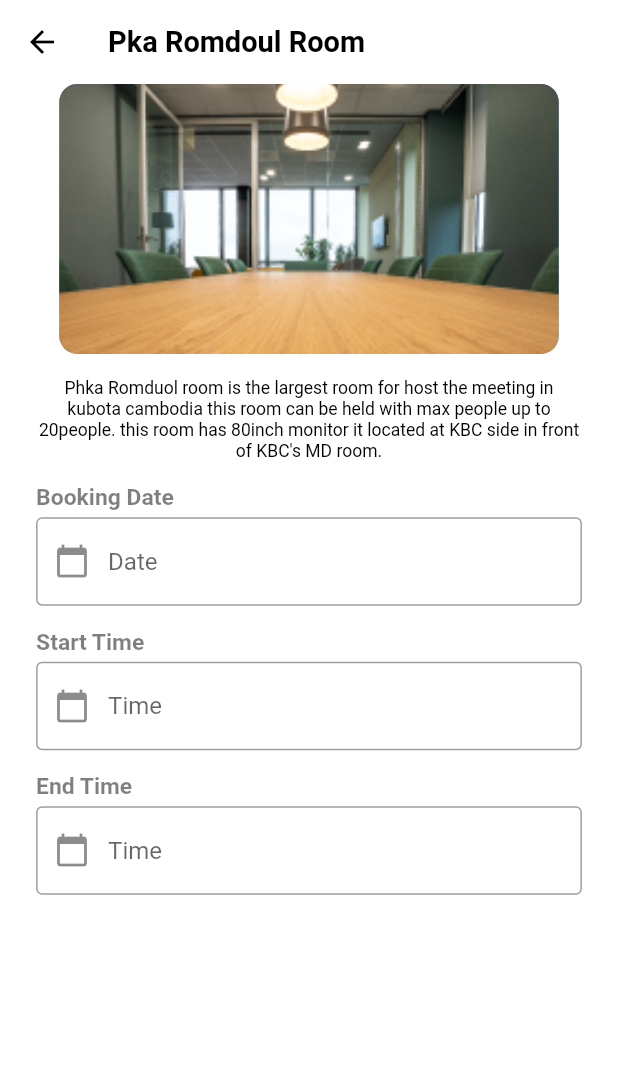
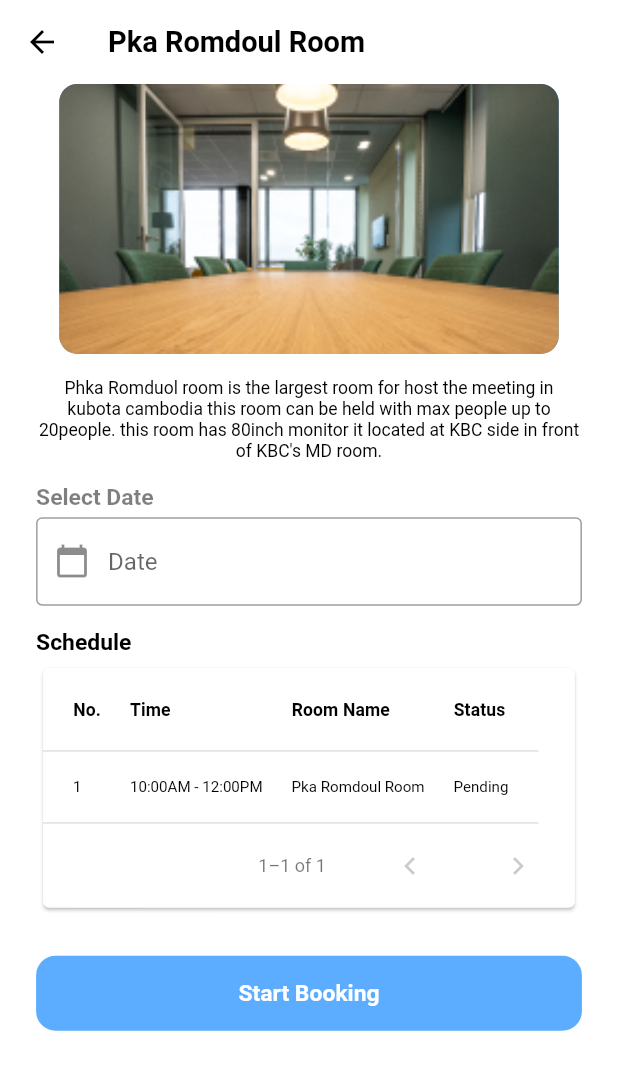
Before and after one commit to OeungChheanghok123/kubota-driver-app, a Flutter app: the RoomBookingScreen screen opened directly, after a tap on "Pka Romdoul Room", on a phone screen of 412 x 824 dp. Shown: the top 1070 px of the screen. Run offline on Flutter 3.47's test engine with Material 2 defaults, Android fonts, the phone set to English and light mode, and no system bars; our stand-ins replace animated_splash_screen, get, responsive_sizer.

Commit message:
17-Aug-23

```diff
--- a/lib/models/room_booking_model.dart
+++ b/lib/models/room_booking_model.dart
@@ -40,4 +40,26 @@ class RoomBookingModel extends GetxController {
   final date = TextEditingController().obs;
   final sartTime = TextEditingController().obs;
   final endTime = TextEditingController().obs;
+  final participant = TextEditingController().obs;
+
+  List<dynamic> dataRomBooking = [
+    {
+      "No.": "1",
+      "Time": "10:00AM - 12:00PM",
+      "RoomName": "Pka Romdoul Room",
+      "Status": "Pending",
+    },
+    {
+      "No.": "2",
+      "Time": "13:00AM - 14:00PM",
+      "RoomName": "Sen Pidaor Room",
+      "Status": "Approved",
+    },
+    {
+      "No.": "3",
+      "Time": "14:00AM - 17:00PM",
+      "RoomName": "Pka Mliah Room",
+      "Status": "Approved",
+    },
+  ];
 }
--- a/lib/screens/login/mobile_login_screen.dart
+++ b/lib/screens/login/mobile_login_screen.dart
@@ -131,7 +131,7 @@ class MobileLoginScreen extends StatelessWidget {
       child: Text(
         txt,
         style: TextStyle(
-          fontSize: 12.sp,
+          fontSize: 14.sp,
         ),
       ),
     );
--- /dev/null
+++ b/lib/screens/rooms/room_booking_data_table.dart
@@ -0,0 +1,126 @@
+import 'package:driver_app/constants/constants.dart';
+import 'package:driver_app/models/main_screen_view_model.dart';
+import 'package:driver_app/models/room_booking_model.dart';
+import 'package:driver_app/utility/web_text_style.dart';
+import 'package:flutter/material.dart';
+import 'package:get/get.dart';
+import 'package:responsive_sizer/responsive_sizer.dart';
+
+List<dynamic> filteredRoomBookingData = [];
+
+class RoomBookingDataTableWidget extends StatefulWidget {
+  final TextEditingController controller;
+  final String room;
+
+  const RoomBookingDataTableWidget({
+    super.key,
+    required this.controller,
+    required this.room,
+  });
+
+  @override
+  State<RoomBookingDataTableWidget> createState() =>
+      _RoomBookingDataTableWidget();
+}
+
+class _RoomBookingDataTableWidget extends State<RoomBookingDataTableWidget> {
+  final mainController = Get.put(MainScreenViewModel());
+  final controller = Get.put(RoomBookingModel());
+
+  @override
+  void initState() {
+    filteredRoomBookingData = controller.dataRomBooking;
+
+    onSearchTextChanged(widget.room);
+    super.initState();
+  }
+
+  void onSearchTextChanged(String text) {
+    setState(() {
+      filteredRoomBookingData = text.isEmpty
+          ? controller.dataRomBooking
+          : controller.dataRomBooking
+              .where((item) =>
+                  item['RoomName'].toLowerCase().contains(text.toLowerCase()))
+              .toList();
+    });
+  }
+
+  @override
+  Widget build(BuildContext context) {
+    return Container(
+      margin: const EdgeInsets.symmetric(horizontal: defaultPaddin),
+      child: _paginatedDataTable(context),
+    );
+  }
+
+  Widget _paginatedDataTable(BuildContext context) {
+    return PaginatedDataTable(
+      source: _TableData(),
+      showCheckboxColumn: true,
+      horizontalMargin: 20,
+      columnSpacing: 18.sp,
+      rowsPerPage: filteredRoomBookingData.isNotEmpty
+          ? filteredRoomBookingData.length
+          : filteredRoomBookingData.length >= 5
+              ? 5
+              : 1,
+      columns: [
+        _dataColumn("No."),
+        _dataColumn("Time"),
+        _dataColumn("Room Name"),
+        _dataColumn("Status"),
+      ],
+    );
+  }
+
+  DataColumn _dataColumn(String txt) {
+    return DataColumn(
+      label: Text(
+        txt,
+        style: WebAppTextStyle.headline1.copyWith(
+          fontSize: 14.sp,
+        ),
+      ),
+    );
+  }
+}
+
+class _TableData extends DataTableSource {
+  final List<Map<String, dynamic>> _data = List.generate(
+    filteredRoomBookingData.length,
+    (index) => filteredRoomBookingData[index],
+  );
+
+  @override
+  bool get isRowCountApproximate => false;
+  @override
+  int get rowCount => _data.length;
+  @override
+  int get selectedRowCount => 0;
+  @override
+  DataRow getRow(int index) {
+    return DataRow(
+      cells: [
+        _dataCell(index, "No."),
+        _dataCell(index, "Time"),
+        _dataCell(index, "RoomName"),
+        _dataCell(index, "Status"),
+      ],
+    );
+  }
+
+  DataCell _dataCell(
+    int index,
+    String txt,
+  ) {
+    return DataCell(
+      Text(
+        _data[index][txt].toString(),
+        style: WebAppTextStyle.title1.copyWith(
+          fontSize: 13.sp,
+        ),
+      ),
+    );
+  }
+}
--- a/lib/screens/rooms/room_booking_detail_screen.dart
+++ b/lib/screens/rooms/room_booking_detail_screen.dart
@@ -1,5 +1,7 @@
 import 'package:driver_app/models/recent_room_booking_model.dart';
 import 'package:driver_app/models/room_booking_model.dart';
+import 'package:driver_app/screens/rooms/room_booking_data_table.dart';
+import 'package:driver_app/utility/app_widgets.dart';
 import 'package:flutter/material.dart';
 import 'package:get/get.dart';
 import 'package:intl/intl.dart';
@@ -26,8 +28,17 @@ class RoomBookingDetailScreen extends StatefulWidget {
 
 class _RoomBookingDetailScreenState extends State<RoomBookingDetailScreen> {
   final controller = Get.put(RecentRoomBookingViewModel);
+  final roomBookingCon = Get.put(RoomBookingModel());
 
-  final roomBookingCon = Get.put(RoomBookingModel());
+  final searchController = TextEditingController().obs;
+  final today = DateFormat('yyyy-MM-dd').format(DateTime.now());
+
+  @override
+  void initState() {
+    debugPrint(today);
+    searchController.value.text = today;
+    super.initState();
+  }
 
   @override
   Widget build(BuildContext context) {
@@ -52,7 +63,9 @@ class _RoomBookingDetailScreenState extends State<RoomBookingDetailScreen> {
   }
 
   Widget _bodyApp(BuildContext context) {
-    return Container(
+    return Column(
+      children: [
+        Container(
           width: MediaQuery.of(context).size.width,
           margin: EdgeInsets.symmetric(
             horizontal: defaultPaddin * 5.sp,
@@ -64,25 +77,55 @@ class _RoomBookingDetailScreenState extends State<RoomBookingDetailScreen> {
               _buildDateTextField(
                 context,
                 hintText: 'Date',
-            txt: 'Booking Date',
+                txt: 'Select Date',
                 controller: roomBookingCon.date.value,
               ),
               SizedBox(height: defaultPaddin * 4.sp),
-          _buildTimeTextField(
-            context,
-            hintText: 'Time',
-            txt: 'Start Time',
-            controller: roomBookingCon.sartTime.value,
+              Text(
+                "Schedule",
+                style: MobileAppTextStyle.headline1,
               ),
-          SizedBox(height: defaultPaddin * 4.sp),
-          _buildTimeTextField(
-            context,
-            hintText: 'Time',
-            txt: 'End Time',
-            controller: roomBookingCon.endTime.value,
+              // SizedBox(height: defaultPaddin * 4.sp),
+              // _buildTimeTextField(
+              //   context,
+              //   hintText: 'Time',
+              //   txt: 'Start Time',
+              //   controller: roomBookingCon.sartTime.value,
+              // ),
+              // SizedBox(height: defaultPaddin * 4.sp),
+              // _buildTimeTextField(
+              //   context,
+              //   hintText: 'Time',
+              //   txt: 'End Time',
+              //   controller: roomBookingCon.endTime.value,
+              // ),
+              // _buildButtonBooking(
+              //   'Booking',
+              //   onTap: () {},
+              // ),
+            ],
+          ),
+        ),
+        SizedBox(height: defaultPaddin * 2.sp),
+        Obx(
+          () => Container(
+            margin: EdgeInsets.symmetric(horizontal: defaultPaddin * 3.sp),
+            child: RoomBookingDataTableWidget(
+              controller: searchController.value,
+              room: widget.roomName,
+            ),
+          ),
+        ),
+        _buildButtonBooking(
+          'Start Booking',
+          onTap: () {
+            showModalBottomSheet(
+              context: context,
+              builder: (ctx) => _buildBottomSheet(ctx),
+            );
+          },
         ),
       ],
-      ),
     );
   }
 
@@ -194,7 +237,7 @@ class _RoomBookingDetailScreenState extends State<RoomBookingDetailScreen> {
           readOnly: true,
           decoration: InputDecoration(
             hintText: hintText,
-            prefixIcon: const Icon(Icons.calendar_today),
+            prefixIcon: const Icon(Icons.schedule),
             border: const OutlineInputBorder(
               borderSide: BorderSide(
                 color: blackColor,
@@ -225,4 +268,105 @@ class _RoomBookingDetailScreenState extends State<RoomBookingDetailScreen> {
       ],
     );
   }
+
+  Widget _buildTextField(
+    BuildContext context, {
+    required String txt,
+    required TextEditingController controller,
+    required String hintText,
+  }) {
+    return Column(
+      crossAxisAlignment: CrossAxisAlignment.start,
+      children: [
+        Text(
+          txt,
+          style: MobileAppTextStyle.headline1.copyWith(
+            color: blackColor.withOpacity(0.5),
+          ),
+        ),
+        SizedBox(height: defaultPaddin * 2.sp),
+        TextField(
+          controller: controller,
+          keyboardType: TextInputType.number,
+          decoration: InputDecoration(
+            hintText: hintText,
+            border: const OutlineInputBorder(
+              borderSide: BorderSide(
+                color: blackColor,
+              ),
+            ),
+          ),
+        ),
+      ],
+    );
   }
+
+  Widget _buildButtonBooking(
+    String txt, {
+    required onTap,
+  }) {
+    return Container(
+      margin: EdgeInsets.all(defaultPaddin * 5.sp),
+      child: AppWidgets.button(
+        txt,
+        backgroundColor: shapeColor,
+        onTap: onTap,
+      ),
+    );
+  }
+
+  Widget _buildBottomSheet(BuildContext context) {
+    return Container(
+      height: 100.sp,
+      padding: EdgeInsets.all(defaultPaddin * 2.sp),
+      child: ListView(
+        children: <Widget>[
+          ListTile(
+            title: Text(
+              'Please select info for booking the room',
+              style: MobileAppTextStyle.headline2,
+            ),
+          ),
+          Container(
+            margin: EdgeInsets.symmetric(horizontal: defaultPaddin * 4.sp),
+            child: Column(
+              children: [
+                _buildDateTextField(
+                  context,
+                  controller: roomBookingCon.date.value,
+                  hintText: "Date",
+                  txt: "Booking Date",
+                ),
+                SizedBox(height: defaultPaddin * 4.sp),
+                _buildTimeTextField(
+                  context,
+                  controller: roomBookingCon.sartTime.value,
+                  hintText: "Time",
+                  txt: "Start Time",
+                ),
+                SizedBox(height: defaultPaddin * 4.sp),
+                _buildTimeTextField(
+                  context,
+                  controller: roomBookingCon.endTime.value,
+                  hintText: "Time",
+                  txt: "End Time",
+                ),
+                SizedBox(height: defaultPaddin * 4.sp),
+                _buildTextField(
+                  context,
+                  controller: roomBookingCon.participant.value,
+                  hintText: "Participant",
+                  txt: "Select Participant",
+                ),
+              ],
+            ),
+          ),
+          _buildButtonBooking(
+            'Comfirm booking',
+            onTap: () => Get.back(),
+          ),
+        ],
+      ),
+    );
+  }
+}
--- a/lib/utility/mobile_text_style.dart
+++ b/lib/utility/mobile_text_style.dart
@@ -22,7 +22,7 @@ class MobileAppTextStyle {
 
   static TextStyle title2 = TextStyle(
     color: blackColor,
-    fontSize: 13.sp,
+    fontSize: 14.sp,
   );
 
   static TextStyle body = const TextStyle(
```
Lines whose indentation alone changed are shown as unchanged.
